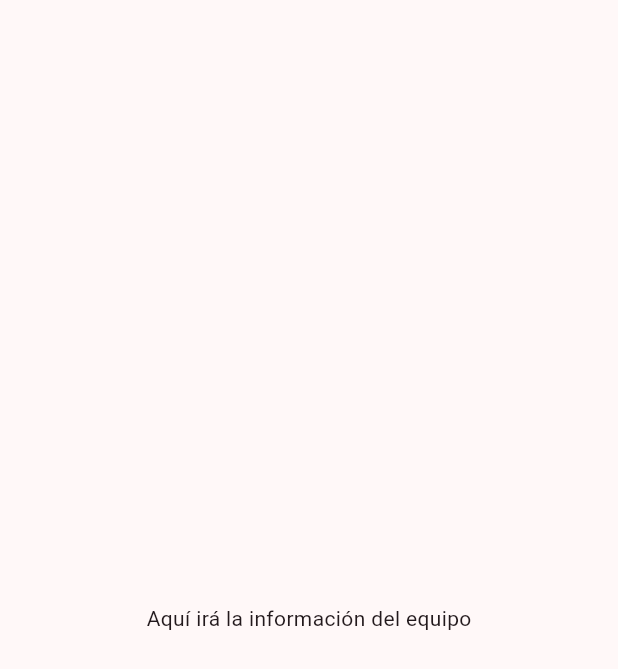
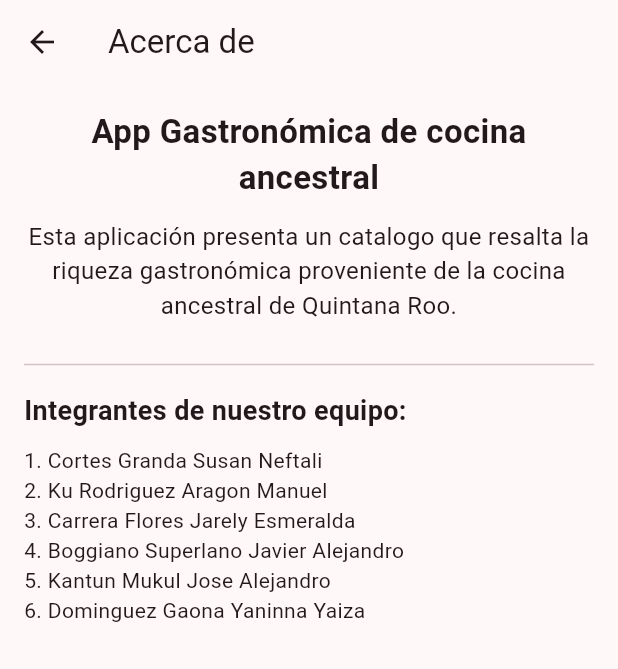
Before and after one commit to susancortes/02-dam-CKBDVCK, a Flutter app: the AcercaDeScreen screen opened directly, on a phone screen of 412 x 824 dp. Shown: the top 669 px of the screen. Run offline on Flutter 3.47's test engine with Material 3 defaults, Android fonts, the phone set to English and light mode, and no system bars; network calls fail.

Commit message:
feat: pantallas de favoritos y acerca de con nombres del equipo

```diff
--- a/analysis_options.yaml
+++ b/analysis_options.yaml
@@ -5,3 +5,4 @@ analyzer:
     - build/**
     - android/**
     - ios/**
+    - web/**
--- a/lib/screens/acerca_de_screen.dart
+++ b/lib/screens/acerca_de_screen.dart
@@ -1,14 +1,46 @@
 import 'package:flutter/material.dart';
 
-/// Pestaña Acerca de. Por ahora es un cascarón: Dev 7 agrega el texto
-/// creativo del proyecto y los nombres de los 8 integrantes.
 class AcercaDeScreen extends StatelessWidget {
   const AcercaDeScreen({super.key});
 
   @override
   Widget build(BuildContext context) {
-    return const Scaffold(
-      body: Center(child: Text('Aquí irá la información del equipo')),
+    return Scaffold(
+      appBar: AppBar(
+        title: const Text('Acerca de'),
+      ),
+      body: Padding(
+        padding: const EdgeInsets.all(16.0),
+        child: ListView(
+          children: const [
+            Text(
+              'App Gastronómica de cocina ancestral',
+              style: TextStyle(fontSize: 22, fontWeight: FontWeight.bold),
+              textAlign: TextAlign.center,
+            ),
+            SizedBox(height: 12),
+            Text(
+              'Esta aplicación presenta un catalogo que resalta la riqueza gastronómica proveniente de la cocina ancestral de Quintana Roo.',
+              style: TextStyle(fontSize: 16),
+              textAlign: TextAlign.center,
+            ),
+            SizedBox(height: 20),
+            Divider(),
+            SizedBox(height: 10),
+            Text(
+              'Integrantes de nuestro equipo:',
+              style: TextStyle(fontSize: 18, fontWeight: FontWeight.bold),
+            ),
+            SizedBox(height: 10),
+            Text('1. Cortes Granda Susan Neftali'),
+            Text('2. Ku Rodriguez Aragon Manuel'),
+            Text('3. Carrera Flores Jarely Esmeralda'),
+            Text('4. Boggiano Superlano Javier Alejandro'),
+            Text('5. Kantun Mukul Jose Alejandro'),
+            Text('6. Dominguez Gaona Yaninna Yaiza'),
+          ],
+        ),
+      ),
     );
   }
 }
--- a/lib/screens/favoritos_screen.dart
+++ b/lib/screens/favoritos_screen.dart
@@ -1,13 +1,21 @@
 import 'package:flutter/material.dart';
 
-/// Pestaña Favoritos.
 class FavoritosScreen extends StatelessWidget {
   const FavoritosScreen({super.key});
 
   @override
   Widget build(BuildContext context) {
-    return const Scaffold(
-      body: Center(child: Text('Aquí se verán tus favoritos')),
+    return Scaffold(
+      appBar: AppBar(
+        title: const Text('Favoritos'),
+      ),
+      body: const Center(
+        child: Text(
+          'Aquí se verán tus favoritos',
+          style: TextStyle(fontSize: 18, fontWeight: FontWeight.w500),
+          textAlign: TextAlign.center,
+        ),
+      ),
     );
   }
 }
```
